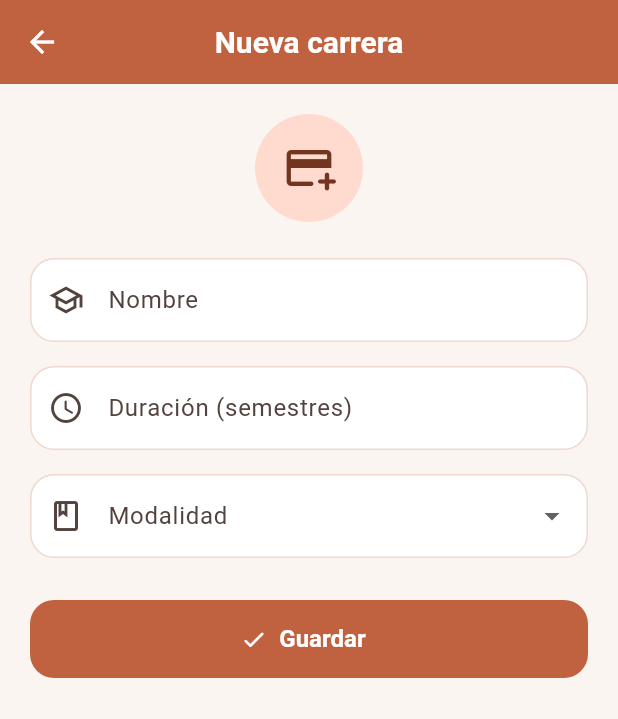
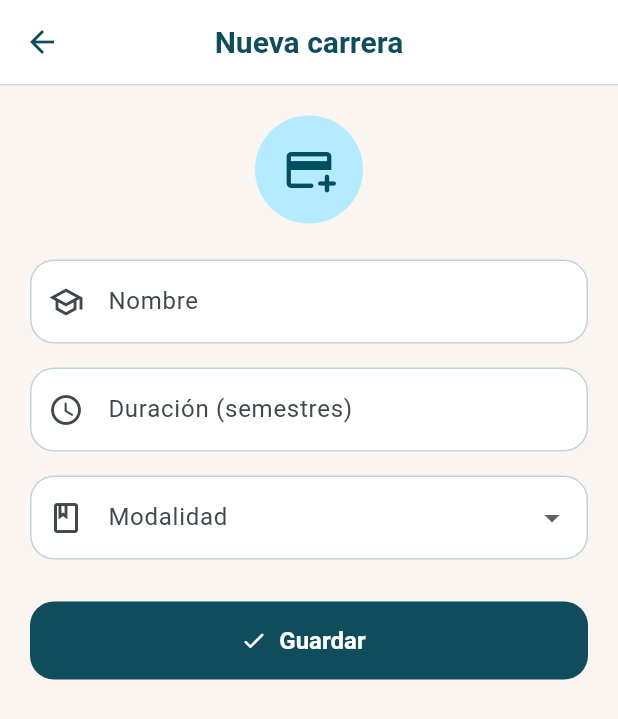
Before and after one commit to Diana-Itzel-G/practica-flutter-springboot, a Flutter app: the screen it shows after launch, after a tap on "Nueva", on a phone screen of 412 x 824 dp. Shown: the top 719 px of the screen. Run offline on Flutter 3.47's test engine with Material 3 defaults, Android fonts, the phone set to English and light mode, and no system bars; our stand-ins replace dio, go_router; network calls fail.

Commit message:
AppBar plana con fondo claro y línea inferior

```diff
--- a/app_itzel/lib/core/theme/app_theme.dart
+++ b/app_itzel/lib/core/theme/app_theme.dart
@@ -1,78 +1,120 @@
 import 'package:flutter/material.dart';
 
 class AppTheme {
-  /// Color principal terracota (sólido, sin degradado).
-  static const terracota = Color(0xFFC0623F);
-  static const terracotaOscuro = Color(0xFF9C4A2C);
+  /// Color principal azul petróleo.
+  static const azulPetroleo = Color(0xFF0F4C5C);
+  static const azulPetroleoOscuro = Color(0xFF0A3742);
   static const fondo = Color(0xFFFBF5F1);
 
   static ThemeData _base(Brightness b) {
     final esClaro = b == Brightness.light;
+
     final scheme = ColorScheme.fromSeed(
-      seedColor: terracota,
+      seedColor: azulPetroleo,
       brightness: b,
-      primary: esClaro ? terracota : const Color(0xFFE59A7B),
+      primary: esClaro ? azulPetroleo : azulPetroleoOscuro,
     );
+
     final radio = BorderRadius.circular(16);
 
     return ThemeData(
       useMaterial3: true,
       colorScheme: scheme,
-      scaffoldBackgroundColor: esClaro ? fondo : const Color(0xFF1E1714),
+      scaffoldBackgroundColor:
+          esClaro ? fondo : const Color(0xFF1E1714),
+
+      // COMMIT 2
       appBarTheme: const AppBarTheme(
         centerTitle: true,
         elevation: 0,
-        backgroundColor: terracota,
-        foregroundColor: Colors.white,
+        backgroundColor: Colors.white,
+        foregroundColor: azulPetroleo,
+        surfaceTintColor: Colors.transparent,
         titleTextStyle: TextStyle(
-            fontSize: 20, fontWeight: FontWeight.w700, color: Colors.white),
+          fontSize: 20,
+          fontWeight: FontWeight.w700,
+          color: azulPetroleo,
+        ),
       ),
+
       cardTheme: CardThemeData(
         elevation: 0,
         color: esClaro ? Colors.white : const Color(0xFF2B201C),
         shape: RoundedRectangleBorder(
           borderRadius: radio,
-          side: BorderSide(color: scheme.primary.withValues(alpha: 0.12)),
+          side: BorderSide(
+            color: scheme.primary.withValues(alpha: 0.12),
+          ),
         ),
-        margin: const EdgeInsets.symmetric(horizontal: 16, vertical: 6),
+        margin: const EdgeInsets.symmetric(
+          horizontal: 16,
+          vertical: 6,
+        ),
       ),
+
       inputDecorationTheme: InputDecorationTheme(
         filled: true,
-        fillColor: esClaro ? Colors.white : const Color(0xFF2B201C),
-        border: OutlineInputBorder(borderRadius: radio),
+        fillColor:
+            esClaro ? Colors.white : const Color(0xFF2B201C),
+        border: OutlineInputBorder(
+          borderRadius: radio,
+        ),
         enabledBorder: OutlineInputBorder(
           borderRadius: radio,
-          borderSide: BorderSide(color: scheme.primary.withValues(alpha: 0.25)),
+          borderSide: BorderSide(
+            color: scheme.primary.withValues(alpha: 0.25),
+          ),
         ),
         focusedBorder: OutlineInputBorder(
           borderRadius: radio,
-          borderSide: BorderSide(color: scheme.primary, width: 2),
+          borderSide: BorderSide(
+            color: scheme.primary,
+            width: 2,
+          ),
         ),
       ),
+
       filledButtonTheme: FilledButtonThemeData(
         style: FilledButton.styleFrom(
           minimumSize: const Size.fromHeight(52),
-          shape: RoundedRectangleBorder(borderRadius: radio),
-          textStyle: const TextStyle(fontSize: 16, fontWeight: FontWeight.w600),
+          shape: RoundedRectangleBorder(
+            borderRadius: radio,
+          ),
+          textStyle: const TextStyle(
+            fontSize: 16,
+            fontWeight: FontWeight.w600,
+          ),
         ),
       ),
+
       outlinedButtonTheme: OutlinedButtonThemeData(
         style: OutlinedButton.styleFrom(
           minimumSize: const Size.fromHeight(52),
-          shape: RoundedRectangleBorder(borderRadius: radio),
+          shape: RoundedRectangleBorder(
+            borderRadius: radio,
+          ),
         ),
       ),
+
       floatingActionButtonTheme: FloatingActionButtonThemeData(
-        backgroundColor: terracota,
+        backgroundColor: azulPetroleo,
         foregroundColor: Colors.white,
-        shape: RoundedRectangleBorder(borderRadius: radio),
+        shape: RoundedRectangleBorder(
+          borderRadius: radio,
+        ),
       ),
+
       snackBarTheme: SnackBarThemeData(
         behavior: SnackBarBehavior.floating,
-        shape: RoundedRectangleBorder(borderRadius: BorderRadius.circular(12)),
+        shape: RoundedRectangleBorder(
+          borderRadius: BorderRadius.circular(12),
+        ),
       ),
+
       dialogTheme: DialogThemeData(
-        shape: RoundedRectangleBorder(borderRadius: BorderRadius.circular(24)),
+        shape: RoundedRectangleBorder(
+          borderRadius: BorderRadius.circular(24),
+        ),
       ),
     );
   }
@@ -81,18 +123,34 @@ class AppTheme {
   static final dark = _base(Brightness.dark);
 }
 
-/// AppBar con fondo terracota sólido.
-class AppBarRosa extends StatelessWidget implements PreferredSizeWidget {
-  const AppBarRosa({super.key, required this.titulo, this.actions});
+/// AppBar plana con línea inferior
+class AppBarAzul extends StatelessWidget
+    implements PreferredSizeWidget {
+  const AppBarAzul({
+    super.key,
+    required this.titulo,
+    this.actions,
+  });
+
   final String titulo;
   final List<Widget>? actions;
 
   @override
-  Size get preferredSize => const Size.fromHeight(kToolbarHeight);
+  Size get preferredSize =>
+      const Size.fromHeight(kToolbarHeight + 1);
 
   @override
-  Widget build(BuildContext context) => AppBar(
-        title: Text(titulo),
-        actions: actions,
-      );
+  Widget build(BuildContext context) {
+    return AppBar(
+      title: Text(titulo),
+      actions: actions,
+      bottom: PreferredSize(
+        preferredSize: const Size.fromHeight(1),
+        child: Container(
+          height: 1,
+          color: const Color(0xFFD6D6D6),
+        ),
+      ),
+    );
+  }
 }
--- a/app_itzel/lib/presentation/screens/detalle_screen.dart
+++ b/app_itzel/lib/presentation/screens/detalle_screen.dart
@@ -47,11 +47,11 @@ class _DetalleScreenState extends State<DetalleScreen> {
           Container(
             padding: const EdgeInsets.all(24),
             decoration: BoxDecoration(
-              color: AppTheme.terracota,
+              color: AppTheme.azulPetroleo,
               borderRadius: BorderRadius.circular(24),
               boxShadow: [
                 BoxShadow(
-                  color: AppTheme.terracota.withValues(alpha: 0.30),
+                  color: AppTheme.azulPetroleo.withValues(alpha: 0.30),
                   blurRadius: 18,
                   offset: const Offset(0, 8),
                 ),
@@ -117,7 +117,7 @@ class _DetalleScreenState extends State<DetalleScreen> {
     }
 
     return Scaffold(
-      appBar: const AppBarRosa(titulo: 'Detalle'),
+      appBar: const AppBarAzul(titulo: 'Detalle'),
       body: body,
     );
   }
--- a/app_itzel/lib/presentation/screens/form_screen.dart
+++ b/app_itzel/lib/presentation/screens/form_screen.dart
@@ -75,7 +75,7 @@ class _FormScreenState extends State<FormScreen> {
   Widget build(BuildContext context) {
     final scheme = Theme.of(context).colorScheme;
     return Scaffold(
-      appBar: AppBarRosa(titulo: editando ? 'Editar carrera' : 'Nueva carrera'),
+      appBar: AppBarAzul(titulo: editando ? 'Editar carrera' : 'Nueva carrera'),
       body: Form(
         key: _formKey,
         child: ListView(
--- a/app_itzel/lib/presentation/screens/home_screen.dart
+++ b/app_itzel/lib/presentation/screens/home_screen.dart
@@ -67,7 +67,7 @@ class HomeScreen extends StatelessWidget {
     }
 
     return Scaffold(
-      appBar: const AppBarRosa(titulo: 'Carreras'),
+      appBar: const AppBarAzul(titulo: 'Carreras'),
       body: body,
       floatingActionButton: FloatingActionButton.extended(
         onPressed: () => context.push('/nuevo'),
@@ -98,7 +98,7 @@ class _CarreraCard extends StatelessWidget {
               width: 48,
               height: 48,
               decoration: BoxDecoration(
-                color: AppTheme.terracota,
+                color: AppTheme.azulPetroleo,
                 borderRadius: BorderRadius.circular(14),
               ),
               alignment: Alignment.center,
--- a/app_itzel/lib/presentation/screens/splash_screen.dart
+++ b/app_itzel/lib/presentation/screens/splash_screen.dart
@@ -38,7 +38,7 @@ class _SplashState extends State<SplashScreen> {
   Widget build(BuildContext context) => Scaffold(
         body: Container(
           width: double.infinity,
-          color: AppTheme.terracota,
+          color: AppTheme.azulPetroleo,
           child: Column(
             mainAxisAlignment: MainAxisAlignment.center,
             children: [
```
